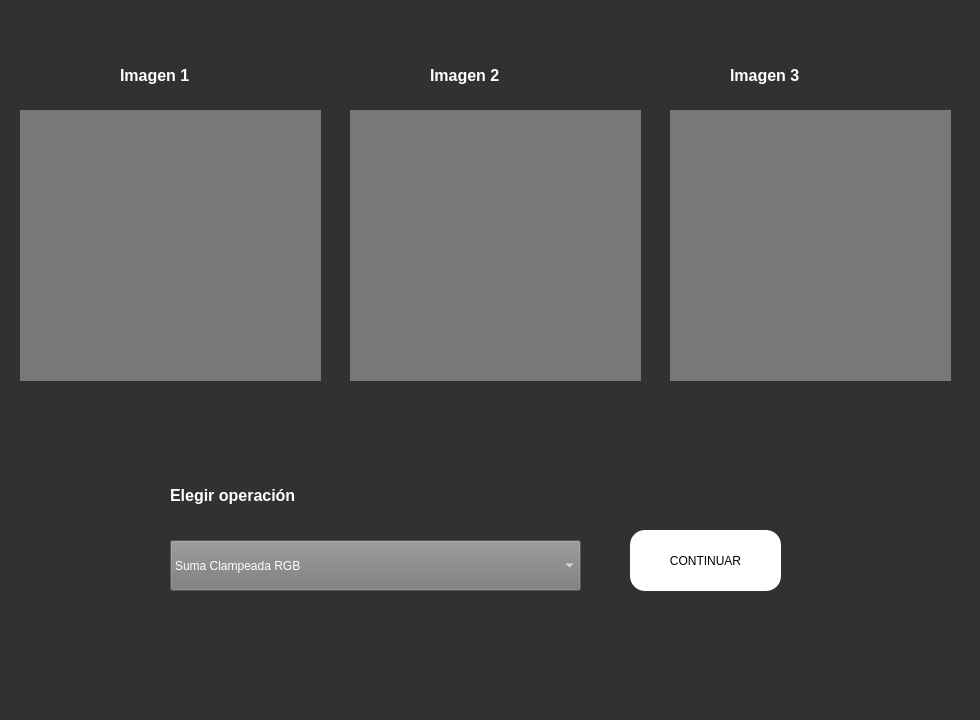
lisandrot/IPDI2022, file actividad2/gui.ui: the form before one commit.
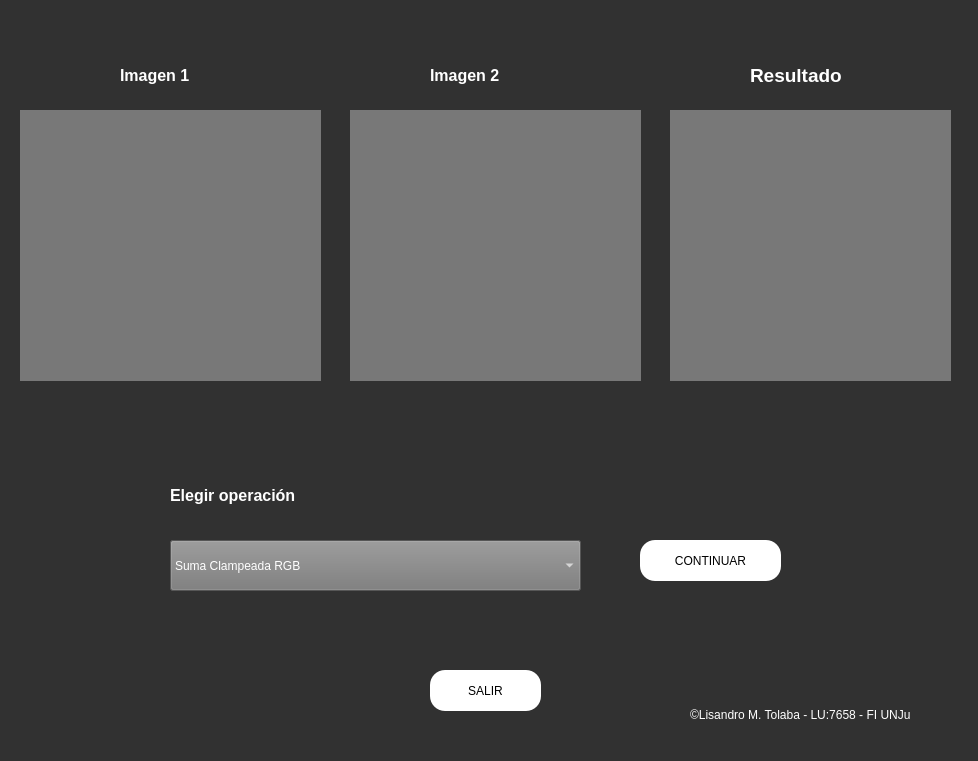
The form after the commit.

What changed in the file:
```diff
--- a/actividad2/gui.ui
+++ b/actividad2/gui.ui
@@ -6,8 +6,8 @@
    <rect>
     <x>0</x>
     <y>0</y>
-    <width>980</width>
-    <height>720</height>
+    <width>978</width>
+    <height>761</height>
    </rect>
   </property>
   <property name="windowTitle">
@@ -103,23 +103,23 @@
    <widget class="QLabel" name="lbl_img3">
     <property name="geometry">
      <rect>
-      <x>730</x>
+      <x>750</x>
       <y>60</y>
-      <width>111</width>
+      <width>121</width>
       <height>31</height>
      </rect>
     </property>
     <property name="text">
-     <string>&lt;html&gt;&lt;head/&gt;&lt;body&gt;&lt;p&gt;&lt;span style=&quot; font-size:12pt; font-weight:600; color:#ffffff;&quot;&gt;Imagen 3&lt;/span&gt;&lt;/p&gt;&lt;/body&gt;&lt;/html&gt;</string>
+     <string>&lt;html&gt;&lt;head/&gt;&lt;body&gt;&lt;p&gt;&lt;span style=&quot; font-size:14pt; font-weight:600; color:#ffffff;&quot;&gt;Resultado&lt;/span&gt;&lt;/p&gt;&lt;/body&gt;&lt;/html&gt;</string>
     </property>
    </widget>
    <widget class="QPushButton" name="btnAplicar">
     <property name="geometry">
      <rect>
-      <x>630</x>
-      <y>530</y>
-      <width>151</width>
-      <height>61</height>
+      <x>640</x>
+      <y>540</y>
+      <width>141</width>
+      <height>41</height>
      </rect>
     </property>
     <property name="styleSheet">
@@ -192,6 +192,53 @@
      <set>Qt::NoTextInteraction</set>
     </property>
    </widget>
+   <widget class="QPushButton" name="btnSalir">
+    <property name="geometry">
+     <rect>
+      <x>430</x>
+      <y>670</y>
+      <width>111</width>
+      <height>41</height>
+     </rect>
+    </property>
+    <property name="styleSheet">
+     <string notr="true">border-radius: 15px;
+font: 75 14pt &quot;JetBrainsMono Nerd Font&quot;;
+background-color: rgb(255, 255, 255);</string>
+    </property>
+    <property name="text">
+     <string>SALIR</string>
+    </property>
+    <property name="autoDefault">
+     <bool>false</bool>
+    </property>
+    <property name="default">
+     <bool>false</bool>
+    </property>
+    <property name="flat">
+     <bool>false</bool>
+    </property>
+   </widget>
+   <widget class="QLabel" name="lbl_img1_3">
+    <property name="geometry">
+     <rect>
+      <x>690</x>
+      <y>700</y>
+      <width>281</width>
+      <height>31</height>
+     </rect>
+    </property>
+    <property name="text">
+     <string>&lt;!DOCTYPE HTML PUBLIC &quot;-//W3C//DTD HTML 4.0//EN&quot; &quot;http://www.w3.org/TR/REC-html40/strict.dtd&quot;&gt;
+&lt;html&gt;&lt;head&gt;&lt;meta name=&quot;qrichtext&quot; content=&quot;1&quot; /&gt;&lt;style type=&quot;text/css&quot;&gt;
+p, li { white-space: pre-wrap; }
+&lt;/style&gt;&lt;/head&gt;&lt;body style=&quot; font-family:'MS Shell Dlg 2'; font-size:8pt; font-weight:400; font-style:normal;&quot;&gt;
+&lt;p style=&quot; margin-top:0px; margin-bottom:0px; margin-left:0px; margin-right:0px; -qt-block-indent:0; text-indent:0px;&quot;&gt;&lt;span style=&quot; font-family:'HelveticaNeue-Light,-apple-system,AppleSDGothicNeo-Regular,lucida grande,tahoma,verdana,arial,sans-serif,Segoe UI Emoji,Segoe UI Symbol,Noto Color Emoji,NotoColorEmoji,EmojiSymbols,Symbola,Noto,Android Emoji,AndroidEmoji,Arial Unicode MS,Zapf Dingbats,AppleColorEmoji,Apple Color Emoji'; font-size:9pt; color:#ffffff;&quot;&gt;©Lisandro M. Tolaba - LU:7658 - FI UNJu&lt;/span&gt;&lt;/p&gt;&lt;/body&gt;&lt;/html&gt;</string>
+    </property>
+    <property name="textInteractionFlags">
+     <set>Qt::NoTextInteraction</set>
+    </property>
+   </widget>
   </widget>
   <widget class="QMenuBar" name="menubar">
    <property name="geometry">
```
Left out of the diff: 59 changed lines with no effect on the pictures.
